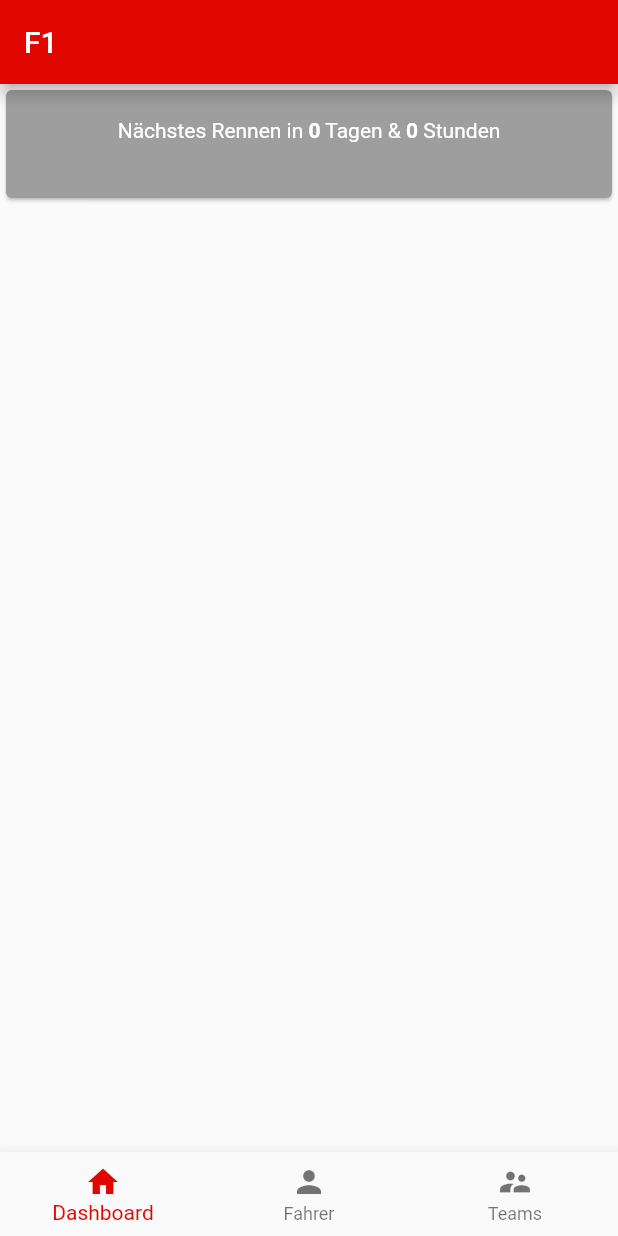
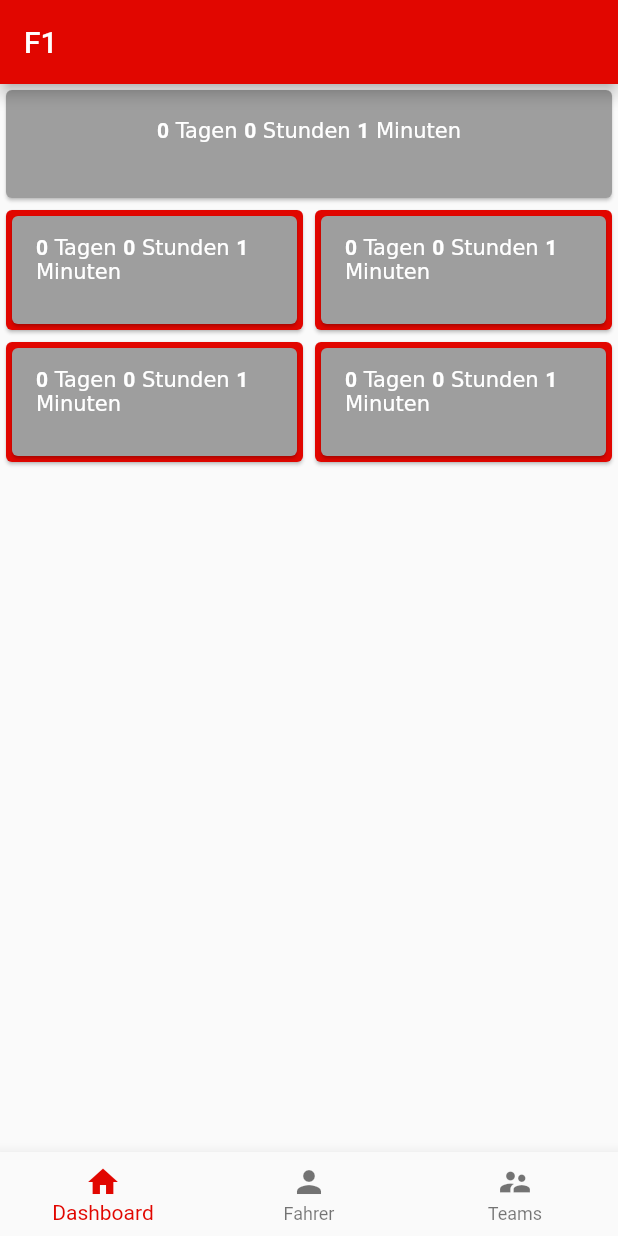
Before and after one commit to Makapre/f1_app, a Flutter app: the screen it shows after launch, on a phone screen of 412 x 824 dp. Run offline on Flutter 3.47's test engine with Material 2 defaults, Android fonts, the phone set to English and light mode, and no system bars; our stand-ins replace connectivity; network calls fail.

Commit message:
further dashboard ui udpates: cards

```diff
--- a/lib/views/dashboard.dart
+++ b/lib/views/dashboard.dart
@@ -1,3 +1,4 @@
+import 'package:f1_app/main.dart';
 import 'package:flutter/material.dart';
 import 'package:http/http.dart' as http;
 import 'dart:convert';
@@ -24,18 +25,64 @@ class _DashboardWidgetState extends State<DashboardWidget> {
   Widget build(BuildContext context) {
     return Wrap(
       children: [
-        Card(
-          child: Column(
+        Container(
+          child: titleCard()
+        ),
+        Container(
+          child: Row(
             children: <Widget>[
-              ListTile(
-                title: new Center(child: daysUntil()),
-                subtitle: new Center(child: nextRaceTitle(nextRaceName)),
+              Expanded(
+                flex: 2,
+                child: Card(
+                  child: titleCard(),
+                  color: mainColor
+                )
+              ),
+              Expanded(
+                flex: 2,
+                child: Card(
+                  child: titleCard(),
+                  color: mainColor
+                )
               ),
             ],
-          ),
-          color: Colors.grey
+          )
         ),
+        Container(
+          child: Row(
+            children: <Widget>[
+              Expanded(
+                flex: 2,
+                child: Card(
+                  child: titleCard(),
+                  color: mainColor
+                )
+              ),
+              Expanded(
+                flex: 2,
+                child: Card(
+                  child: titleCard(),
+                  color: mainColor
+                )
+              ),
+            ],
+          )
+        )
       ]
+    );
+  }
+
+  Widget titleCard() {
+    return Card(
+      child: Column(
+        children: <Widget>[
+          ListTile(
+            title: new Center(child: daysUntil()),
+            subtitle: new Center(child: nextRaceTitle(nextRaceName)),
+          )
+        ],
+      ),
+      color: Colors.grey
     );
   }
 
@@ -49,28 +96,22 @@ class _DashboardWidgetState extends State<DashboardWidget> {
   }
 
   Widget daysUntil() {
-    var now = new DateTime.now().toUtc();
+    var now = new DateTime.now().toLocal();
     var nextRacedate = DateTime.parse(nextRaceDate);
-    int differenceDays = nextRacedate.difference(now).inDays;
-    int differenceHours = nextRacedate.difference(now).inHours - differenceDays*24;
+    var difference = nextRacedate.difference(now);
+    int differenceDays = difference.inDays;
+    int differenceHours = difference.inHours - (differenceDays*24);
+    int differenceMinutes = difference.inMinutes - differenceDays*1440 - differenceHours*60 + 1;
 
     return RichText(
       text: TextSpan(
-        text: 'Nächstes Rennen ',
-        style: TextStyle(
-          color: Colors.white
-        ),
-        // children: difference > 0 ? <TextSpan>[
-        //   TextSpan(text: 'in '),
-        //   TextSpan(text: '$difference', style: TextStyle(fontWeight: FontWeight.bold)),
-        //   TextSpan(text: ' Tagen'),
-        // ] : <TextSpan>[TextSpan(text: 'Heute')],
-        children: <TextSpan>[
-          TextSpan(text: 'in '),
+        children: difference.isNegative ? <TextSpan>[TextSpan(text: 'Jetzt')] : <TextSpan>[
           TextSpan(text: '$differenceDays', style: TextStyle(fontWeight: FontWeight.bold)),
-          TextSpan(text: ' Tagen & '),
+          TextSpan(text: ' Tagen '),
           TextSpan(text: '$differenceHours', style: TextStyle(fontWeight: FontWeight.bold)),
-          TextSpan(text: ' Stunden'),
+          TextSpan(text: ' Stunden '),
+          TextSpan(text: '$differenceMinutes', style: TextStyle(fontWeight: FontWeight.bold)),
+          TextSpan(text: ' Minuten'),
         ],
       )
     );
```
